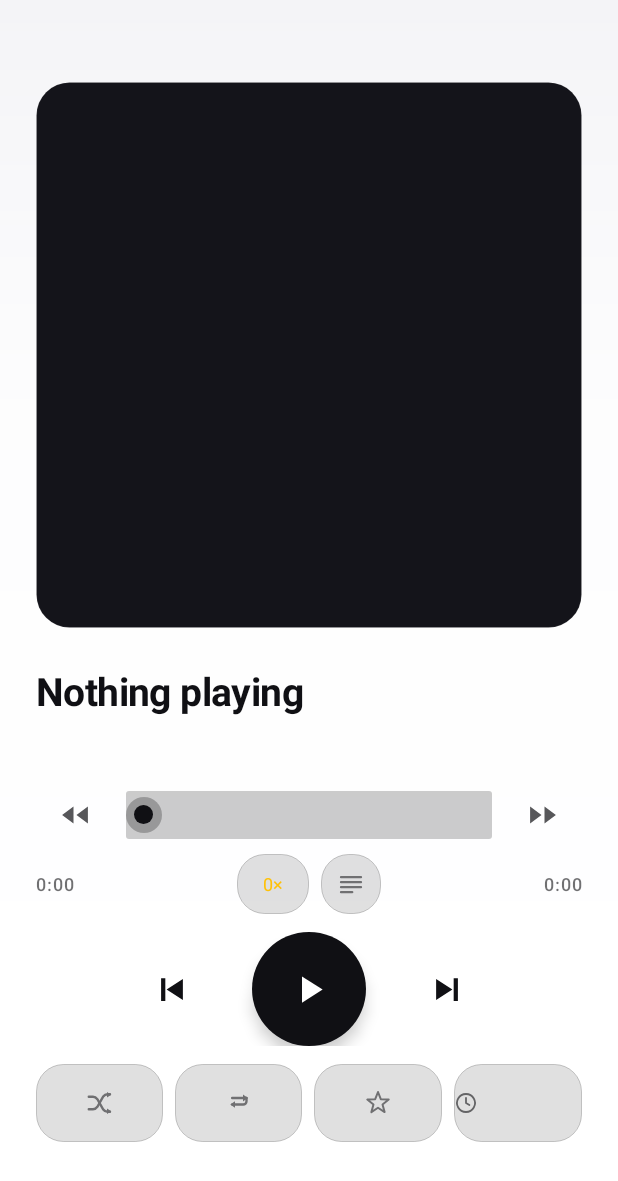
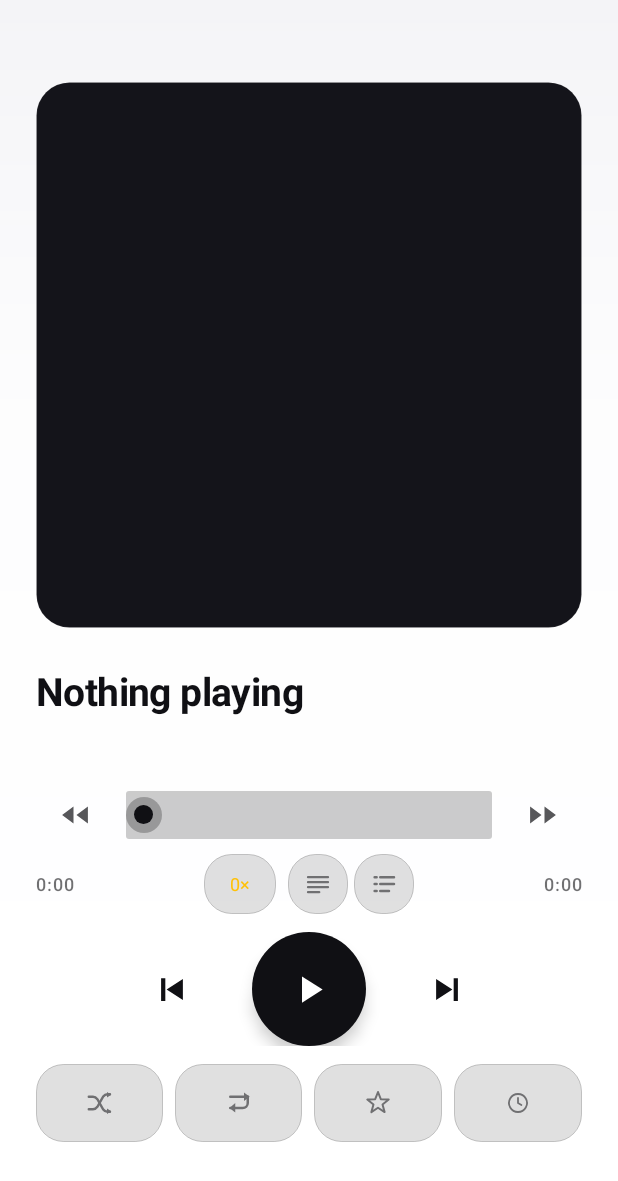
Before and after one commit to damaged-pixl/chorus, an Android app: the PlayerActivity screen opened directly, with no data from a screen before it, on a phone screen of 412 x 824 dp. Shown: the top 1181 px of the screen. Run offline under Robolectric (Android 15) with nearby library versions, the phone set to English and light mode, and no system bars; 2 statements that could not run were skipped.

Commit message:
Centre the sleep clock, redraw repeat, and put a queue in the player
Three things the first pass got wrong or left out, all seen on the
phone.

**The sleep clock sat against the left edge of its pill.** A compound
drawable is pinned to the start of the text, so with no countdown yet
the clock had nothing to centre against — a clear twin on the end did
not help, because both drawables pin to the same place. The pill is
now a group: a centred clock, with the countdown beside it and the
label hidden when there is none, which is what puts the clock in the
middle.

**The repeat icons read as squished** — they were drawn small and high
in their 24x24 box, so beside the shuffle icon they looked like a
different kind of mark. Both loops now fill the frame and sit on its
centre, and repeat-one draws its 1 inside the larger loop.

**There was no way to reach the queue from the player.** The queue is
one list over the shared controller, kept on the main screen, so the
player gets a queue pill beside the lyrics one that hands back to the
queue tab: CLEAR_TOP + SINGLE_TOP route to the existing screen rather
than stacking a second, and MainActivity handles the extra in both
onCreate and onNewIntent. The extra lives on MainActivity, because the
destination is the one that defines the contract and PlayerPanel's
companion is private.

```diff
--- a/app/src/main/java/com/bee/chorus/MainActivity.kt
+++ b/app/src/main/java/com/bee/chorus/MainActivity.kt
@@ -1,6 +1,7 @@
 package com.bee.chorus
 
 import android.Manifest
+import android.content.Intent
 import android.content.pm.PackageManager
 import android.graphics.Typeface
 import android.net.Uri
@@ -38,6 +39,7 @@ import com.bee.chorus.ui.CycleToggle
 import com.bee.chorus.ui.Dialogs
 import com.bee.chorus.ui.FolderPanel
 import com.bee.chorus.ui.MiniPlayer
+import com.bee.chorus.ui.PlayerPanel
 import com.bee.chorus.ui.PlaylistAdapter
 import com.bee.chorus.ui.PlaylistPanel
 import com.bee.chorus.ui.QueuePanel
@@ -153,6 +155,26 @@ class MainActivity : AppCompatActivity() {
         }
 
         if (hasAudioPermission()) loadLibrary() else requestAudio()
+
+        // Opened from the full-screen player's queue pill: land on the queue tab. Here and
+        // in onNewIntent, because the player may fire this at an already-alive screen.
+        if (intent?.getBooleanExtra(EXTRA_OPEN_QUEUE, false) == true) {
+            show(R.id.queue_panel)
+        }
+    }
+
+    /**
+     * The player's queue pill hands back here. The flag pair in PlayerPanel
+     * (CLEAR_TOP + SINGLE_TOP) routes the intent to the *existing* screen rather than
+     * stacking a second one, so this is the path that runs when the main screen is
+     * already alive behind the player.
+     */
+    override fun onNewIntent(intent: Intent) {
+        super.onNewIntent(intent)
+        setIntent(intent)
+        if (intent.getBooleanExtra(EXTRA_OPEN_QUEUE, false)) {
+            show(R.id.queue_panel)
+        }
     }
 
     // ---------- permissions ----------
@@ -921,7 +943,14 @@ class MainActivity : AppCompatActivity() {
         io.shutdown()
     }
 
-    private companion object {
+    internal companion object {
+        /**
+         * Intent extra: open this screen on its queue tab. Set by the full-screen player's
+         * queue pill. Lives here rather than in PlayerPanel because the *destination*
+         * defines the contract, and PlayerPanel's companion is private.
+         */
+        const val EXTRA_OPEN_QUEUE = "chorus.open_queue"
+
         /** Sort modes for the track list; index into [sortButtons]. */
         const val SORT_TITLE = 0
         const val SORT_PLAYS = 1
--- a/app/src/main/java/com/bee/chorus/ui/PlayerPanel.kt
+++ b/app/src/main/java/com/bee/chorus/ui/PlayerPanel.kt
@@ -1,7 +1,9 @@
 package com.bee.chorus.ui
 
+import android.app.Activity
 import android.content.ContentUris
 import android.content.Context
+import android.content.Intent
 import android.content.res.ColorStateList
 import android.graphics.Color
 import android.graphics.Outline
@@ -16,6 +18,7 @@ import android.util.AttributeSet
 import android.view.Gravity
 import android.view.LayoutInflater
 import android.view.View
+import android.view.ViewGroup
 import android.view.ViewOutlineProvider
 import android.widget.FrameLayout
 import android.widget.ImageView
@@ -25,6 +28,7 @@ import android.widget.TextView
 import androidx.core.graphics.ColorUtils
 import androidx.media3.common.C
 import androidx.media3.common.Player
+import com.bee.chorus.MainActivity
 import com.bee.chorus.R
 import com.bee.chorus.data.Favourites
 import com.bee.chorus.data.Library
@@ -69,8 +73,11 @@ class PlayerPanel @JvmOverloads constructor(
     private val totalView: TextView
     private val speedButton: TextView
     private val lyricsButton: ImageView
+    private val queueButton: ImageView
     private val lyricsPanel: LyricsPanel
-    private val sleepButton: TextView
+    private val sleepButton: ViewGroup
+    private val sleepIcon: ImageView
+    private val sleepLabel: TextView
     private val prevButton: ImageView
     private val rewindButton: ImageView
     private val playPauseButton: ImageView
@@ -98,6 +105,7 @@ class PlayerPanel @JvmOverloads constructor(
     private val sleepOnBg: Drawable
     private val lyricsIdleBg: Drawable
     private val lyricsOnBg: Drawable
+    private val queueIdleBg: Drawable
     private val speedIdleBg: Drawable
 
     // Design tokens, resolved once per inflation. A theme change always arrives as an
@@ -156,8 +164,11 @@ class PlayerPanel @JvmOverloads constructor(
         totalView = findViewById(R.id.player_total)
         speedButton = findViewById(R.id.player_speed)
         lyricsButton = findViewById(R.id.player_lyrics_toggle)
+        queueButton = findViewById(R.id.player_queue)
         lyricsPanel = findViewById(R.id.player_lyrics)
         sleepButton = findViewById(R.id.player_sleep)
+        sleepIcon = findViewById(R.id.player_sleep_icon)
+        sleepLabel = findViewById(R.id.player_sleep_label)
         prevButton = findViewById(R.id.player_prev)
         rewindButton = findViewById(R.id.player_rewind)
         playPauseButton = findViewById(R.id.player_play_pause)
@@ -188,6 +199,7 @@ class PlayerPanel @JvmOverloads constructor(
         sleepOnBg = pill(pillOn, 0)
         lyricsIdleBg = pill(pillIdle, pillBorder)
         lyricsOnBg = pill(pillOn, 0)
+        queueIdleBg = pill(pillIdle, pillBorder)
         speedIdleBg = pill(pillIdle, pillBorder)
 
         styleBackdrop()
@@ -436,10 +448,10 @@ class PlayerPanel @JvmOverloads constructor(
         repeatButton.background = repeatIdleBg
         starButton.background = starIdleBg
         sleepButton.background = sleepIdleBg
+        queueButton.background = queueIdleBg
         tint(shuffleButton, mutedText)
         tint(repeatButton, mutedText)
         tint(starButton, mutedText)
-        sleepButton.setTextColor(mutedText)
         tintSleepClock(mutedText)
     }
 
@@ -451,9 +463,13 @@ class PlayerPanel @JvmOverloads constructor(
         view.imageTintList = ColorStateList.valueOf(color)
     }
 
-    /** The sleep pill is a label with a clock icon beside it, so both need the colour. */
+    /**
+     * The sleep pill is a clock beside a label, so one colour has to reach both — the
+     * label's ink and the icon's tint.
+     */
     private fun tintSleepClock(color: Int) {
-        sleepButton.setCompoundDrawableTintList(ColorStateList.valueOf(color))
+        sleepLabel.setTextColor(color)
+        tint(sleepIcon, color)
     }
 
     /**
@@ -690,8 +706,7 @@ class PlayerPanel @JvmOverloads constructor(
         val armed = mode != SleepTimer.Mode.OFF
         if (armed != lastSleepArmed) {
             lastSleepArmed = armed
-            sleepButton.setBackground(if (armed) sleepOnBg else sleepIdleBg)
-            sleepButton.setTextColor(if (armed) accentText else mutedText)
+            sleepButton.background = if (armed) sleepOnBg else sleepIdleBg
             tintSleepClock(if (armed) accentText else mutedText)
             sleepButton.contentDescription = when (mode) {
                 SleepTimer.Mode.OFF -> "Sleep timer off, tap to set"
@@ -701,14 +716,17 @@ class PlayerPanel @JvmOverloads constructor(
                     "Sleeping at end of track, tap to change or cancel"
             }
         }
-        // The countdown text is rewritten every tick — only its state is worth guarding.
-        // The clock itself is a compound drawable on the label, so it stays put while the
-        // text beside it changes.
-        sleepButton.text = when (mode) {
-            SleepTimer.Mode.OFF -> ""
+        // The countdown is rewritten every tick — only its state is worth guarding. An
+        // empty label is hidden rather than blanked, because a zero-width label next to the
+        // clock shifts the clock off the pill's centre: the centring below is what makes
+        // the clock sit in the middle when there is no countdown yet.
+        val label = when (mode) {
+            SleepTimer.Mode.OFF -> null
             SleepTimer.Mode.COUNTDOWN -> formatTime(SleepTimer.remainingMs())
             SleepTimer.Mode.END_OF_TRACK -> END_OF_TRACK_LABEL
         }
+        if (sleepLabel.text != (label ?: "")) sleepLabel.text = label.orEmpty()
+        sleepLabel.visibility = if (label == null) View.GONE else View.VISIBLE
     }
 
     // ---------------------------------------------------------------- speed
@@ -925,6 +943,24 @@ class PlayerPanel @JvmOverloads constructor(
         sleepButton.setOnClickListener { sleepDialog() }
 
         lyricsButton.setOnClickListener { setLyricsOpen(!lyricsOpen) }
+
+        // Hand back to the main screen's queue tab. The full-screen player has no queue
+        // view of its own (the queue is one list over the shared controller, kept on the
+        // main screen), so this hands the user back rather than duplicating the panel.
+        queueButton.setOnClickListener {
+            (context as? Activity)?.let { activity ->
+                val main = Intent(activity, MainActivity::class.java).apply {
+                    putExtra(MainActivity.EXTRA_OPEN_QUEUE, true)
+                    // Land back on the existing main screen rather than stacking a second
+                    // one behind the player.
+                    addFlags(
+                        Intent.FLAG_ACTIVITY_CLEAR_TOP or
+                            Intent.FLAG_ACTIVITY_SINGLE_TOP
+                    )
+                }
+                activity.startActivity(main)
+            }
+        }
     }
 
     // ---------------------------------------------------------------- scrub preview
--- /dev/null
+++ b/app/src/main/res/drawable/ic_queue.xml
@@ -0,0 +1,26 @@
+<?xml version="1.0" encoding="utf-8"?>
+<!--
+  Queue: three rows, each a bullet and a line — a list of what is playing next.
+
+  Drawn rather than the "≡" glyph it replaces, and deliberately different from
+  ic_lyrics: that one is four lines of text with no bullets, this one is three rows
+  with them. Both read as "a list", but only this one is the queue.
+-->
+<vector xmlns:android="http://schemas.android.com/apk/res/android"
+    android:width="20dp"
+    android:height="20dp"
+    android:viewportWidth="24"
+    android:viewportHeight="24">
+    <path
+        android:fillColor="#00000000"
+        android:pathData="M4.5,6.5 h1.6 M4.5,12 h1.6 M4.5,17.5 h1.6"
+        android:strokeColor="#FFFFFFFF"
+        android:strokeLineCap="round"
+        android:strokeWidth="2" />
+    <path
+        android:fillColor="#00000000"
+        android:pathData="M9,6.5 H20 M9,12 H20 M9,17.5 H16"
+        android:strokeColor="#FFFFFFFF"
+        android:strokeLineCap="round"
+        android:strokeWidth="2" />
+</vector>
--- a/app/src/main/res/drawable/ic_repeat.xml
+++ b/app/src/main/res/drawable/ic_repeat.xml
@@ -2,6 +2,11 @@
 <!--
   Repeat all: a loop that runs right along the top, turns down and comes back along the
   bottom, with an arrowhead at each end.
+
+  The loop fills the frame deliberately. The first version drew it small and high in the
+  24x24 box, so next to the shuffle icon it read as squished rather than as the same
+  kind of mark. The loop now spans the frame the way the shuffle icon does, and sits on
+  its centre.
 -->
 <vector xmlns:android="http://schemas.android.com/apk/res/android"
     android:width="20dp"
@@ -10,20 +15,20 @@
     android:viewportHeight="24">
     <path
         android:fillColor="#00000000"
-        android:pathData="M6.5,8 H18"
+        android:pathData="M5,7 H19"
         android:strokeColor="#FFFFFFFF"
         android:strokeLineCap="round"
-        android:strokeWidth="1.9" />
+        android:strokeWidth="2" />
     <path
         android:fillColor="#FFFFFFFF"
-        android:pathData="M15.2,5.2 L19,8 L15.2,10.8 Z" />
+        android:pathData="M16,3.6 L20.6,7 L16,10.4 Z" />
     <path
         android:fillColor="#00000000"
-        android:pathData="M18,8 v2.6 a2.6,2.6 0 0 1 -2.6,2.6 H6.5"
+        android:pathData="M19,7 v5 a4,4 0 0 1 -4,4 H5"
         android:strokeColor="#FFFFFFFF"
         android:strokeLineCap="round"
-        android:strokeWidth="1.9" />
+        android:strokeWidth="2" />
     <path
         android:fillColor="#FFFFFFFF"
-        android:pathData="M8.8,10.6 L5,13.2 L8.8,15.8 Z" />
+        android:pathData="M9,12 L4.4,16 L9,19.6 Z" />
 </vector>
--- a/app/src/main/res/drawable/ic_repeat_one.xml
+++ b/app/src/main/res/drawable/ic_repeat_one.xml
@@ -1,7 +1,8 @@
 <?xml version="1.0" encoding="utf-8"?>
 <!--
-  Repeat one: the same loop as ic_repeat, with a 1 inside it. The digit is stroked so it
-  matches the weight of the loop at 20dp.
+  Repeat one: the same loop as ic_repeat, with a 1 inside it. The loop fills the frame
+  for the same reason as the "all" variant — the first version sat small and high in
+  the 24x24 box and read as squished beside the shuffle icon.
 -->
 <vector xmlns:android="http://schemas.android.com/apk/res/android"
     android:width="20dp"
@@ -10,27 +11,27 @@
     android:viewportHeight="24">
     <path
         android:fillColor="#00000000"
-        android:pathData="M6.5,8 H18"
+        android:pathData="M5,7 H19"
         android:strokeColor="#FFFFFFFF"
         android:strokeLineCap="round"
-        android:strokeWidth="1.9" />
+        android:strokeWidth="2" />
     <path
         android:fillColor="#FFFFFFFF"
-        android:pathData="M15.2,5.2 L19,8 L15.2,10.8 Z" />
+        android:pathData="M16,3.6 L20.6,7 L16,10.4 Z" />
     <path
         android:fillColor="#00000000"
-        android:pathData="M18,8 v2.6 a2.6,2.6 0 0 1 -2.6,2.6 H6.5"
+        android:pathData="M19,7 v5 a4,4 0 0 1 -4,4 H5"
         android:strokeColor="#FFFFFFFF"
         android:strokeLineCap="round"
-        android:strokeWidth="1.9" />
+        android:strokeWidth="2" />
     <path
         android:fillColor="#FFFFFFFF"
-        android:pathData="M8.8,10.6 L5,13.2 L8.8,15.8 Z" />
+        android:pathData="M9,12 L4.4,16 L9,19.6 Z" />
     <path
         android:fillColor="#00000000"
-        android:pathData="M10.9,12.4 L12.4,11 V16.4"
+        android:pathData="M10.8,10.6 L13,8.8 V16"
         android:strokeColor="#FFFFFFFF"
         android:strokeLineCap="round"
         android:strokeLineJoin="round"
-        android:strokeWidth="1.6" />
+        android:strokeWidth="1.9" />
 </vector>
--- a/app/src/main/res/layout/view_player.xml
+++ b/app/src/main/res/layout/view_player.xml
@@ -245,13 +245,29 @@
                 android:layout_width="40dp"
                 android:layout_height="40dp"
                 android:layout_marginStart="8dp"
-                android:layout_marginEnd="8dp"
                 android:background="?android:attr/selectableItemBackgroundBorderless"
                 android:clickable="true"
                 android:contentDescription="Lyrics hidden, tap to show"
                 android:focusable="true"
                 android:scaleType="center"
                 android:src="@drawable/ic_lyrics"
+                android:tint="?attr/chorusPlayerTextMuted" />
+
+            <!-- Queue: opens the queue on the main screen. The full-screen player has no
+                 queue of its own — the queue is one shared list over the single
+                 controller — so this is a way out to it rather than a second view. -->
+            <ImageView
+                android:id="@+id/player_queue"
+                android:layout_width="40dp"
+                android:layout_height="40dp"
+                android:layout_marginStart="4dp"
+                android:layout_marginEnd="8dp"
+                android:background="?android:attr/selectableItemBackgroundBorderless"
+                android:clickable="true"
+                android:contentDescription="Show the queue"
+                android:focusable="true"
+                android:scaleType="center"
+                android:src="@drawable/ic_queue"
                 android:tint="?attr/chorusPlayerTextMuted" />
 
             <TextView
@@ -368,10 +384,17 @@
                 android:src="@drawable/ic_star"
                 android:tint="?attr/chorusPlayerTextMuted" />
 
-            <!-- The countdown ("14:32") lives in this pill, behind a clock icon; end-of-track
-                 mode reads "End of track" and ellipsises on a narrow screen, which is why
-                 every mode label keeps its content description as the authoritative wording. -->
-            <TextView
+            <!-- The sleep pill: a clock, plus the countdown ("14:32") beside it; end-of-track
+                 mode reads "End of track" and ellipsises on a narrow screen, which is why the
+                 content description is the authoritative wording.
+
+                 It is a group rather than one label with a compound drawable, because a
+                 compound drawable is pinned to the *start* of the text — with no countdown
+                 yet, the clock was drawn hard against the pill's left edge instead of in its
+                 middle. A centred group puts the clock in the middle when the label is gone
+                 (PlayerPanel hides an empty label) and lets icon and text travel together
+                 when it is not. -->
+            <LinearLayout
                 android:id="@+id/player_sleep"
                 android:layout_width="0dp"
                 android:layout_height="52dp"
@@ -379,16 +402,30 @@
                 android:layout_weight="1"
                 android:clickable="true"
                 android:contentDescription="Sleep timer off, tap to set"
-                android:drawableStart="@drawable/ic_sleep"
-                android:drawablePadding="5dp"
-                android:drawableTint="?attr/chorusPlayerTextMuted"
-                android:ellipsize="end"
                 android:focusable="true"
                 android:gravity="center"
-                android:maxLines="1"
-                android:singleLine="true"
-                android:textColor="?attr/chorusPlayerTextMuted"
-                android:textSize="13sp" />
+                android:orientation="horizontal">
+
+                <ImageView
+                    android:id="@+id/player_sleep_icon"
+                    android:layout_width="wrap_content"
+                    android:layout_height="wrap_content"
+                    android:importantForAccessibility="no"
+                    android:scaleType="center"
+                    android:src="@drawable/ic_sleep"
+                    android:tint="?attr/chorusPlayerTextMuted" />
+
+                <TextView
+                    android:id="@+id/player_sleep_label"
+                    android:layout_width="wrap_content"
+                    android:layout_height="wrap_content"
+                    android:layout_marginStart="5dp"
+                    android:ellipsize="end"
+                    android:maxLines="1"
+                    android:textColor="?attr/chorusPlayerTextMuted"
+                    android:textSize="13sp"
+                    android:visibility="gone" />
+            </LinearLayout>
         </LinearLayout>
     </LinearLayout>
 </FrameLayout>
```
